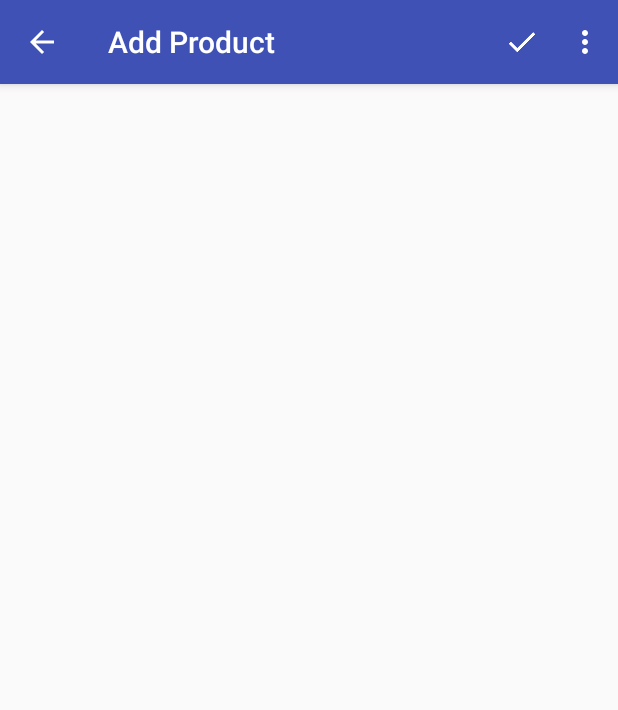
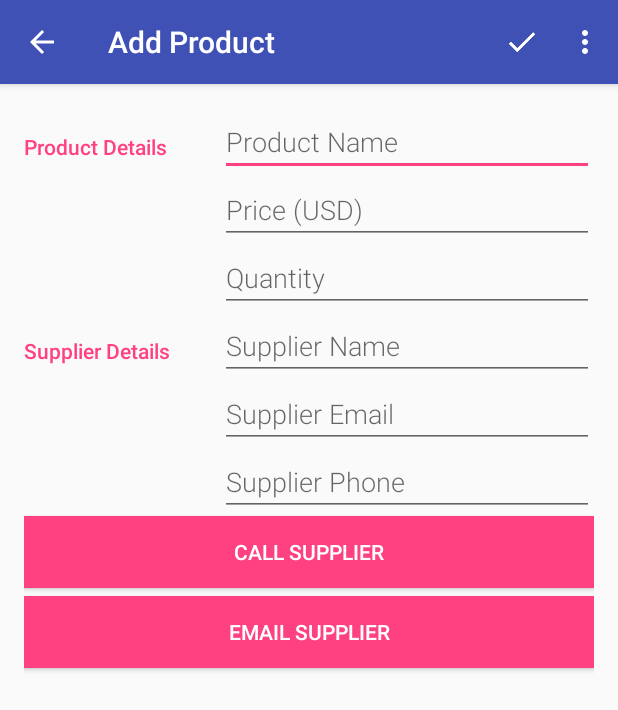
Before and after one commit to patrickjkennedy/SQLBooks, an Android app: the EditorActivity screen opened directly, with no data from a screen before it, on a phone screen of 412 x 824 dp. Shown: the top 710 px of the screen. Run offline under Robolectric (Android 15) with nearby library versions, the phone set to English and light mode, and no system bars.

Commit message:
fixed edit screen

```diff
--- a/app/src/main/java/com/example/android/sqlbooks/EditorActivity.java
+++ b/app/src/main/java/com/example/android/sqlbooks/EditorActivity.java
@@ -10,7 +10,6 @@ import android.net.Uri;
 import android.os.Bundle;
 import android.support.v4.app.NavUtils;
 import android.support.v7.app.AppCompatActivity;
-import android.text.TextUtils;
 import android.util.Log;
 import android.view.Menu;
 import android.view.MenuItem;
@@ -64,6 +63,7 @@ public class EditorActivity extends AppCompatActivity implements LoaderManager.L
     @Override
     protected void onCreate(Bundle savedInstanceState) {
         super.onCreate(savedInstanceState);
+        setContentView(R.layout.activity_editor);
 
         Intent intent = getIntent();
 
@@ -75,6 +75,7 @@ public class EditorActivity extends AppCompatActivity implements LoaderManager.L
             getSupportActionBar().setTitle(R.string.add_product);
         } else{
             getSupportActionBar().setTitle(R.string.edit_product);
+            getLoaderManager().initLoader(EXISTING_PRODUCT_LOADER, null, this);
         }
 
         // Find all relevant views that we will need to read user input from
```
